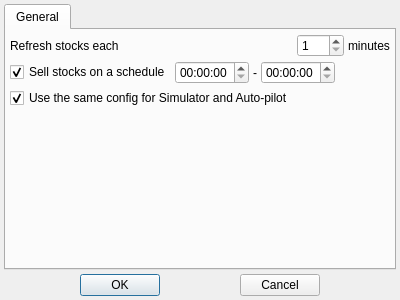
The window that src/config/settingsdialog.ui (Gris87/TInvestor) describes before a commit, drawn with Qt 5.
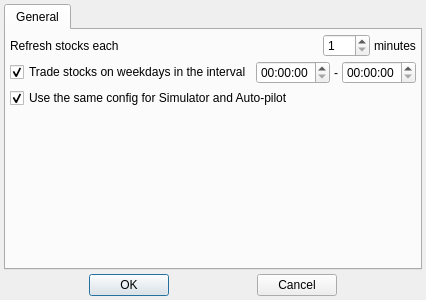
The same window after the commit.

```diff
--- a/src/config/settingsdialog.ui
+++ b/src/config/settingsdialog.ui
@@ -106,7 +106,7 @@
          <item>
           <widget class="QCheckBox" name="useScheduleCheckBox">
            <property name="text">
-            <string>Sell stocks on a schedule</string>
+            <string>Trade stocks on weekdays in the interval</string>
            </property>
            <property name="checked">
             <bool>true</bool>
```
